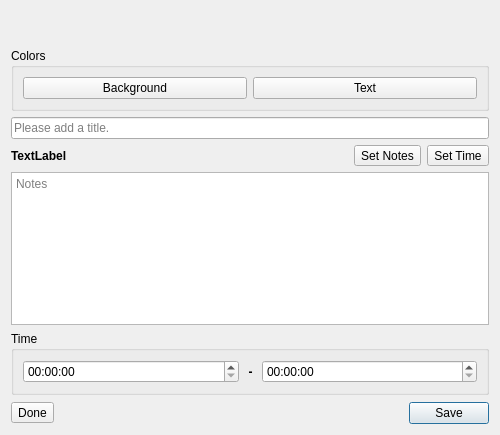
The window that UI/luna-event.ui (textbrowser/luna) describes before a commit, drawn with Qt 5.
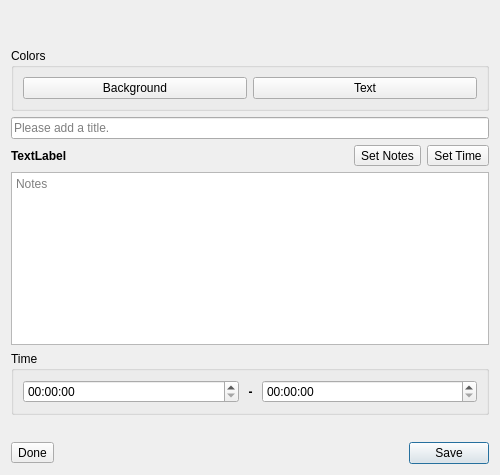
The same window after the commit. Icons and pictures are not drawn.

```diff
--- a/UI/luna-event.ui
+++ b/UI/luna-event.ui
@@ -7,7 +7,7 @@
     <x>0</x>
     <y>0</y>
     <width>500</width>
-    <height>435</height>
+    <height>475</height>
    </rect>
   </property>
   <property name="windowTitle">
@@ -270,6 +270,9 @@
        <property name="text">
         <string>Save</string>
        </property>
+       <property name="autoDefault">
+        <bool>false</bool>
+       </property>
        <property name="default">
         <bool>true</bool>
        </property>
```
Left out of the diff: 3 changed lines with no effect on the pictures.
